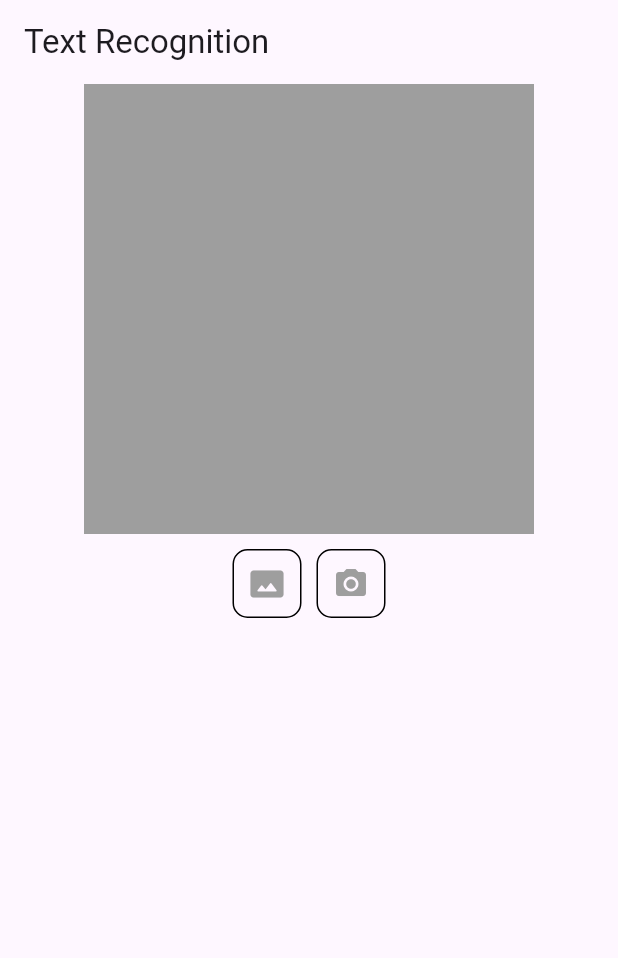
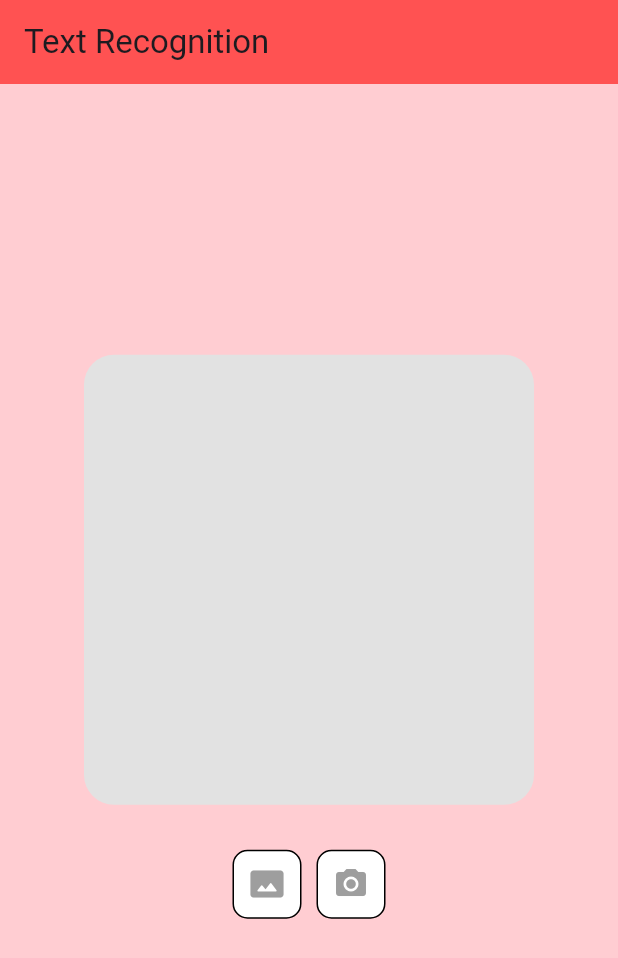
Before and after one commit to qubeena07/Flutter-Text-Recognization, a Flutter app: the screen it shows after launch, on a phone screen of 412 x 824 dp. Shown: the top 958 px of the screen. Run offline on Flutter 3.47's test engine with Material 2 defaults, Android fonts, the phone set to English and light mode, and no system bars; our stand-ins replace image_picker; missing offline and left inert: google_ml_kit.

Commit message:
read me file

```diff
--- a/lib/home_screen.dart
+++ b/lib/home_screen.dart
@@ -57,24 +57,28 @@ class _HomeScreenState extends State<HomeScreen> {
   @override
   Widget build(BuildContext context) {
     return Scaffold(
+      backgroundColor: Colors.red[100],
       appBar: AppBar(
+        backgroundColor: Colors.redAccent,
         title: const Text("Text Recognition"),
       ),
-      body: SingleChildScrollView(
-        child: Center(
+      body: Center(
+        child: SingleChildScrollView(
           child: Column(
+            mainAxisAlignment: MainAxisAlignment.center,
             crossAxisAlignment: CrossAxisAlignment.center,
             children: [
-              if (textScanning) const CircularProgressIndicator(),
               (!textScanning && imageFile == null)
                   ? Container(
+                      decoration: BoxDecoration(
+                          color: const Color.fromARGB(255, 226, 226, 226),
+                          borderRadius: BorderRadius.circular(20)),
                       width: 300,
                       height: 300,
-                      color: Colors.grey,
                     )
                   : Image.file(File(imageFile!.path)),
               const SizedBox(
-                height: 10,
+                height: 30,
               ),
               Row(
                 mainAxisAlignment: MainAxisAlignment.center,
@@ -96,7 +100,15 @@ class _HomeScreenState extends State<HomeScreen> {
                   ),
                 ],
               ),
-              Text(scannedText)
+              const SizedBox(
+                height: 10,
+              ),
+              textScanning
+                  ? const CircularProgressIndicator()
+                  : Text(
+                      scannedText,
+                      style: const TextStyle(fontWeight: FontWeight.w400),
+                    )
             ],
           ),
         ),
@@ -116,6 +128,7 @@ class IconWidget extends StatelessWidget {
       onTap: onTap,
       child: Container(
         decoration: BoxDecoration(
+            color: Colors.white,
             border: Border.all(color: Colors.black),
             borderRadius: BorderRadius.circular(10)),
         padding: const EdgeInsets.all(10),
```
Also changed, not shown: assets/ss1.png, assets/ss2.png.
